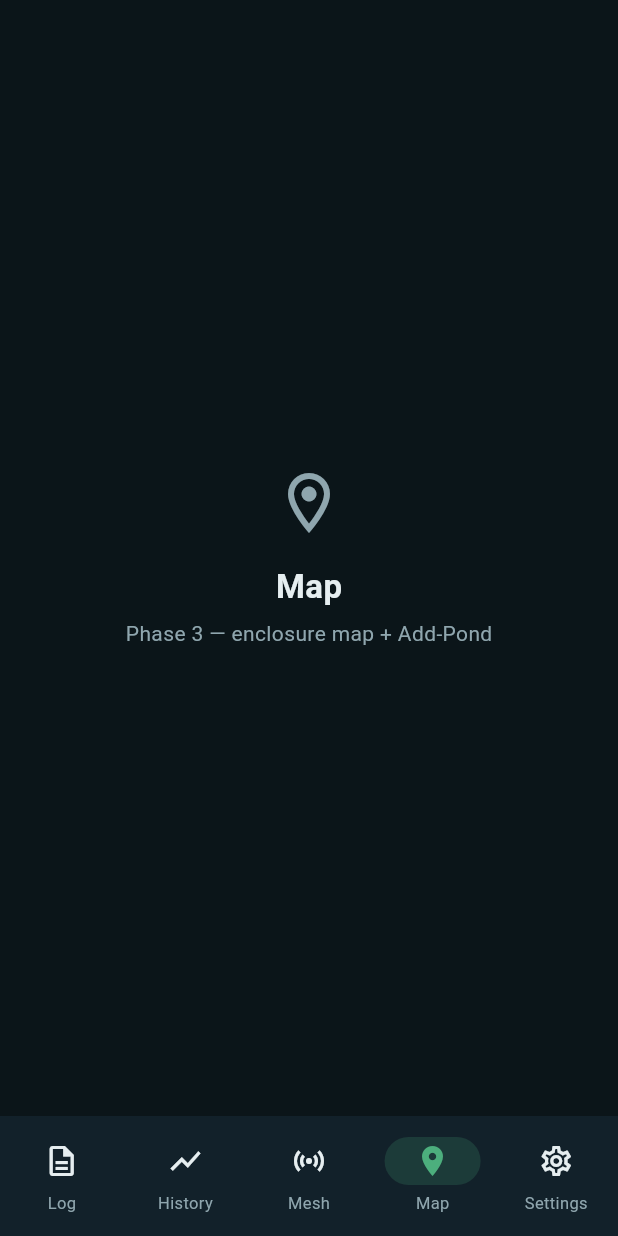
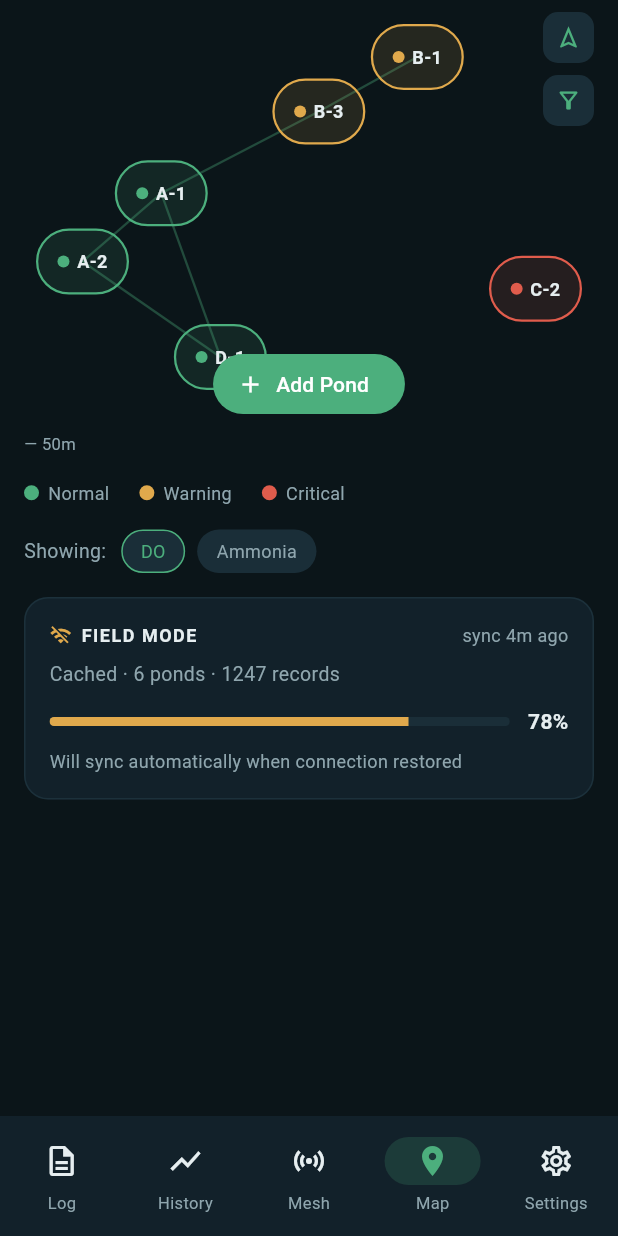
Before and after one commit to jhaienz/AquaPulse-mobile, a Flutter app: the screen it shows after launch, item 4 of the bottom bar chosen, on a phone screen of 412 x 824 dp. Run offline on Flutter 3.47's test engine with Material 3 defaults, Android fonts, the phone set to English and light mode, and no system bars; our stand-ins replace flutter_riverpod.

Commit message:
Phase 3: Map + Add-Pond — enclosure registry with first write path
Schematic mesh map (status-colored nodes by lat/long, CustomPaint mesh lines),
Field Mode sync panel, and the Add-Pond bottom sheet (species select, size,
GPS, notes). First mutating path: EnclosureRepository.add() over a mutable
fixture list + provider invalidation. Skipped a real geo-map (needs online
tiles, fights offline). analyze clean, 7 tests passing.

Co-Authored-By: Claude Opus 4.8 <noreply@anthropic.com>

```diff
--- a/lib/repositories/fixtures.dart
+++ b/lib/repositories/fixtures.dart
@@ -78,6 +78,28 @@ FieldLogEntry fixtureFieldLog(String enclosureId) => FieldLogEntry(
 /// The enclosure the Log tab is focused on (mockup opens on A-1).
 const fixtureSelectedEnclosureId = 'A-1';
 
+/// Field Mode sync snapshot for the Map panel. Real sync state is Phase 7;
+/// this is the fixture stand-in.
+class FieldSyncStatus {
+  final int cachedEnclosures;
+  final int cachedRecords;
+  final int lastSyncMinutesAgo;
+  final double syncedFraction; // 0..1
+  const FieldSyncStatus({
+    required this.cachedEnclosures,
+    required this.cachedRecords,
+    required this.lastSyncMinutesAgo,
+    required this.syncedFraction,
+  });
+}
+
+const fixtureFieldSync = FieldSyncStatus(
+  cachedEnclosures: 6,
+  cachedRecords: 1247,
+  lastSyncMinutesAgo: 4,
+  syncedFraction: 0.78,
+);
+
 /// Achievement badges — 9 of 12 earned, matching the mockup grid.
 const fixtureAchievements = <Achievement>[
   Achievement('DO Defender', Icons.water_drop, earned: true),
--- a/lib/screens/app_shell.dart
+++ b/lib/screens/app_shell.dart
@@ -3,6 +3,7 @@ import 'package:flutter/material.dart';
 import '../theme.dart';
 import 'history_screen.dart';
 import 'log_screen.dart';
+import 'map_screen.dart';
 import 'placeholder_screen.dart';
 
 /// Root shell: 5 fixed tabs via IndexedStack (no go_router — YAGNI).
@@ -21,7 +22,7 @@ class _AppShellState extends State<AppShell> {
     LogScreen(),
     HistoryScreen(),
     PlaceholderScreen(title: 'Mesh', phase: 'Phase 4 — node health + checklist', icon: Icons.sensors),
-    PlaceholderScreen(title: 'Map', phase: 'Phase 3 — enclosure map + Add-Pond', icon: Icons.location_on_outlined),
+    MapScreen(),
     PlaceholderScreen(title: 'Settings', phase: 'Phase 5 — toggles + alerts', icon: Icons.settings_outlined),
   ];
 
--- /dev/null
+++ b/lib/screens/map_screen.dart
@@ -0,0 +1,290 @@
+import 'package:flutter/material.dart';
+import 'package:flutter_riverpod/flutter_riverpod.dart';
+
+import '../models/enclosure.dart';
+import '../models/telemetry.dart';
+import '../repositories/fixtures.dart';
+import '../repositories/repositories.dart';
+import '../theme.dart';
+import '../widgets/add_pond_sheet.dart';
+
+/// Map tab — a schematic mesh of enclosures (not a real geo map; that would
+/// need an online tile source, which fights the offline premise). Nodes are
+/// placed by normalized lat/long; mesh lines connect nearby nodes.
+class MapScreen extends ConsumerWidget {
+  const MapScreen({super.key});
+
+  @override
+  Widget build(BuildContext context, WidgetRef ref) {
+    final enclosures = ref.watch(enclosuresProvider);
+    final latest = ref.watch(latestTelemetryProvider);
+    final sync = ref.watch(fieldSyncProvider);
+
+    return SafeArea(
+      child: ListView(
+        padding: const EdgeInsets.fromLTRB(16, 8, 16, 24),
+        children: [
+          switch ((enclosures, latest)) {
+            (AsyncData(value: final list), AsyncData(value: final readings)) =>
+              _MeshMap(list: list, readings: readings),
+            (AsyncError(:final error), _) || (_, AsyncError(:final error)) =>
+              Text('Error: $error'),
+            _ => const SizedBox(height: 300, child: Center(child: CircularProgressIndicator())),
+          },
+          const SizedBox(height: 12),
+          const _Legend(),
+          const SizedBox(height: 16),
+          Row(children: const [
+            Text('Showing:', style: TextStyle(color: AppColors.textSecondary, fontSize: 13)),
+            SizedBox(width: 10),
+            _ShowingPill('DO', selected: true),
+            SizedBox(width: 8),
+            _ShowingPill('Ammonia'),
+          ]),
+          const SizedBox(height: 16),
+          _FieldModeCard(sync),
+        ],
+      ),
+    );
+  }
+}
+
+class _MeshMap extends StatelessWidget {
+  final List<Enclosure> list;
+  final Map<String, TelemetryReading> readings;
+  const _MeshMap({required this.list, required this.readings});
+
+  EnclosureStatus _status(Enclosure e) {
+    final r = readings[e.id];
+    return r == null ? EnclosureStatus.normal : statusFromDo(r.doMgL, e.profile);
+  }
+
+  @override
+  Widget build(BuildContext context) {
+    return SizedBox(
+      height: 300,
+      child: LayoutBuilder(builder: (context, constraints) {
+        const nodeW = 62.0, nodeH = 44.0;
+        final size = Size(constraints.maxWidth, constraints.maxHeight);
+        final positions = _layout(list, size, nodeW, nodeH);
+
+        return Stack(children: [
+          Positioned.fill(
+            child: CustomPaint(painter: _MeshPainter(positions.values.toList())),
+          ),
+          for (final e in list)
+            Positioned(
+              left: positions[e.id]!.dx - nodeW / 2,
+              top: positions[e.id]!.dy - nodeH / 2,
+              child: _Node(id: e.id, status: _status(e)),
+            ),
+          const Positioned(
+            left: 0, bottom: 4,
+            child: Text('— 50m', style: TextStyle(color: AppColors.textSecondary, fontSize: 11)),
+          ),
+          Positioned(
+            right: 0, top: 0,
+            child: Column(children: [
+              _MapIconButton(Icons.navigation_outlined),
+              const SizedBox(height: 8),
+              _MapIconButton(Icons.filter_alt_outlined),
+            ]),
+          ),
+          Positioned(
+            left: 0, right: 0, bottom: 28,
+            child: Center(
+              child: FilledButton.icon(
+                style: FilledButton.styleFrom(backgroundColor: AppColors.accent),
+                onPressed: () => AddPondSheet.show(context),
+                icon: const Icon(Icons.add, size: 18),
+                label: const Text('Add Pond'),
+              ),
+            ),
+          ),
+        ]);
+      }),
+    );
+  }
+
+  /// Normalize lat/long into the box with inset padding. Falls back to a
+  /// horizontal spread when coords coincide (avoids divide-by-zero / overlap).
+  static Map<String, Offset> _layout(List<Enclosure> list, Size size, double nodeW, double nodeH) {
+    final insetX = nodeW / 2 + 8, insetY = nodeH / 2 + 8;
+    final w = size.width - insetX * 2, h = size.height - insetY * 2 - 40; // leave room for button
+    final lats = list.map((e) => e.latitude);
+    final lngs = list.map((e) => e.longitude);
+    final latMin = lats.reduce((a, b) => a < b ? a : b), latMax = lats.reduce((a, b) => a > b ? a : b);
+    final lngMin = lngs.reduce((a, b) => a < b ? a : b), lngMax = lngs.reduce((a, b) => a > b ? a : b);
+
+    final out = <String, Offset>{};
+    for (var i = 0; i < list.length; i++) {
+      final e = list[i];
+      final fx = (lngMax - lngMin).abs() < 1e-9 ? (i + 0.5) / list.length : (e.longitude - lngMin) / (lngMax - lngMin);
+      final fy = (latMax - latMin).abs() < 1e-9 ? 0.5 : (e.latitude - latMin) / (latMax - latMin);
+      out[e.id] = Offset(insetX + fx * w, insetY + (1 - fy) * h); // invert y so north is up
+    }
+    return out;
+  }
+}
+
+class _MeshPainter extends CustomPainter {
+  final List<Offset> nodes;
+  _MeshPainter(this.nodes);
+
+  @override
+  void paint(Canvas canvas, Size size) {
+    final paint = Paint()
+      ..color = AppColors.accent.withValues(alpha: 0.35)
+      ..strokeWidth = 1.5;
+    // Connect node pairs within a threshold — organic mesh look.
+    const threshold = 170.0;
+    for (var i = 0; i < nodes.length; i++) {
+      for (var j = i + 1; j < nodes.length; j++) {
+        if ((nodes[i] - nodes[j]).distance <= threshold) {
+          canvas.drawLine(nodes[i], nodes[j], paint);
+        }
+      }
+    }
+  }
+
+  @override
+  bool shouldRepaint(covariant _MeshPainter old) => old.nodes != nodes;
+}
+
+class _Node extends StatelessWidget {
+  final String id;
+  final EnclosureStatus status;
+  const _Node({required this.id, required this.status});
+
+  @override
+  Widget build(BuildContext context) {
+    return Container(
+      width: 62,
+      height: 44,
+      decoration: BoxDecoration(
+        color: status.color.withValues(alpha: 0.12),
+        borderRadius: BorderRadius.circular(22),
+        border: Border.all(color: status.color, width: 1.5),
+      ),
+      child: Row(
+        mainAxisAlignment: MainAxisAlignment.center,
+        children: [
+          Container(width: 8, height: 8, decoration: BoxDecoration(color: status.color, shape: BoxShape.circle)),
+          const SizedBox(width: 5),
+          Text(id, style: const TextStyle(fontSize: 12, color: AppColors.textPrimary, fontWeight: FontWeight.w600)),
+        ],
+      ),
+    );
+  }
+}
+
+class _MapIconButton extends StatelessWidget {
+  final IconData icon;
+  const _MapIconButton(this.icon);
+
+  @override
+  Widget build(BuildContext context) {
+    return Container(
+      padding: const EdgeInsets.all(8),
+      decoration: BoxDecoration(color: AppColors.surfaceAlt, borderRadius: BorderRadius.circular(10)),
+      child: Icon(icon, size: 18, color: AppColors.accent),
+    );
+  }
+}
+
+class _Legend extends StatelessWidget {
+  const _Legend();
+
+  @override
+  Widget build(BuildContext context) {
+    Widget dot(String label, Color c) => Row(children: [
+          Container(width: 10, height: 10, decoration: BoxDecoration(color: c, shape: BoxShape.circle)),
+          const SizedBox(width: 6),
+          Text(label, style: const TextStyle(fontSize: 12, color: AppColors.textSecondary)),
+        ]);
+    return Row(children: [
+      dot('Normal', AppColors.normal),
+      const SizedBox(width: 20),
+      dot('Warning', AppColors.warning),
+      const SizedBox(width: 20),
+      dot('Critical', AppColors.critical),
+    ]);
+  }
+}
+
+class _ShowingPill extends StatelessWidget {
+  final String label;
+  final bool selected;
+  const _ShowingPill(this.label, {this.selected = false});
+
+  @override
+  Widget build(BuildContext context) {
+    return Container(
+      padding: const EdgeInsets.symmetric(horizontal: 12, vertical: 5),
+      decoration: BoxDecoration(
+        color: AppColors.surfaceAlt,
+        borderRadius: BorderRadius.circular(16),
+        border: Border.all(color: selected ? AppColors.accent : Colors.transparent),
+      ),
+      child: Text(label,
+          style: TextStyle(fontSize: 12, color: selected ? AppColors.accent : AppColors.textSecondary)),
+    );
+  }
+}
+
+class _FieldModeCard extends StatelessWidget {
+  final FieldSyncStatus sync;
+  const _FieldModeCard(this.sync);
+
+  @override
+  Widget build(BuildContext context) {
+    final pct = (sync.syncedFraction * 100).round();
+    return Container(
+      padding: const EdgeInsets.all(16),
+      decoration: BoxDecoration(
+        color: AppColors.surface,
+        borderRadius: BorderRadius.circular(16),
+        border: Border.all(color: AppColors.border.withValues(alpha: 0.5)),
+      ),
+      child: Column(
+        crossAxisAlignment: CrossAxisAlignment.start,
+        children: [
+          Row(
+            mainAxisAlignment: MainAxisAlignment.spaceBetween,
+            children: [
+              Row(children: const [
+                Icon(Icons.wifi_off, size: 15, color: AppColors.warning),
+                SizedBox(width: 6),
+                Text('FIELD MODE',
+                    style: TextStyle(fontSize: 12, letterSpacing: 1, fontWeight: FontWeight.bold, color: AppColors.textPrimary)),
+              ]),
+              Text('sync ${sync.lastSyncMinutesAgo}m ago', style: const TextStyle(fontSize: 12, color: AppColors.textSecondary)),
+            ],
+          ),
+          const SizedBox(height: 8),
+          Text('Cached · ${sync.cachedEnclosures} ponds · ${sync.cachedRecords} records',
+              style: const TextStyle(color: AppColors.textSecondary, fontSize: 13)),
+          const SizedBox(height: 12),
+          Row(children: [
+            Expanded(
+              child: ClipRRect(
+                borderRadius: BorderRadius.circular(4),
+                child: LinearProgressIndicator(
+                  value: sync.syncedFraction,
+                  minHeight: 6,
+                  backgroundColor: AppColors.surfaceAlt,
+                  valueColor: const AlwaysStoppedAnimation(AppColors.warning),
+                ),
+              ),
+            ),
+            const SizedBox(width: 12),
+            Text('$pct%', style: const TextStyle(fontWeight: FontWeight.bold, color: AppColors.textPrimary)),
+          ]),
+          const SizedBox(height: 8),
+          const Text('Will sync automatically when connection restored',
+              style: TextStyle(fontSize: 12, color: AppColors.textSecondary)),
+        ],
+      ),
+    );
+  }
+}
```
Also changed, not shown: lib/repositories/repositories.dart (+14 -2 lines), lib/widgets/add_pond_sheet.dart (added, +232 -0 lines), 3 other files.
